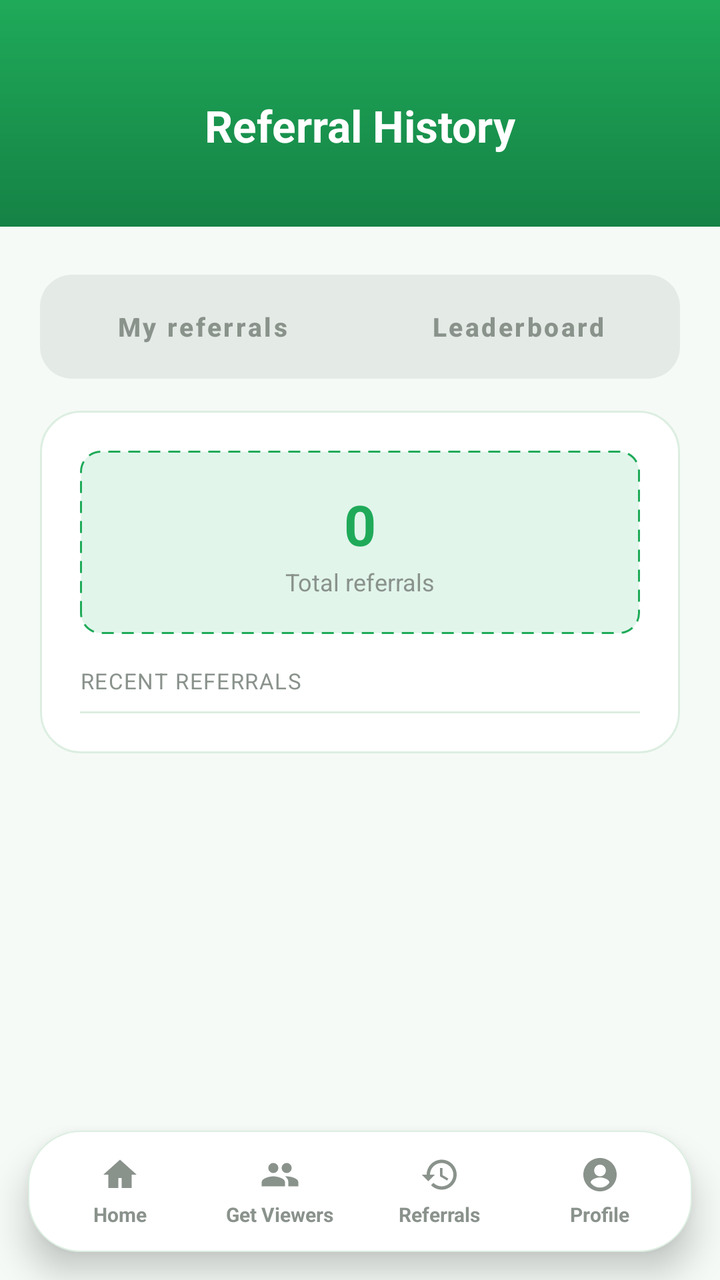
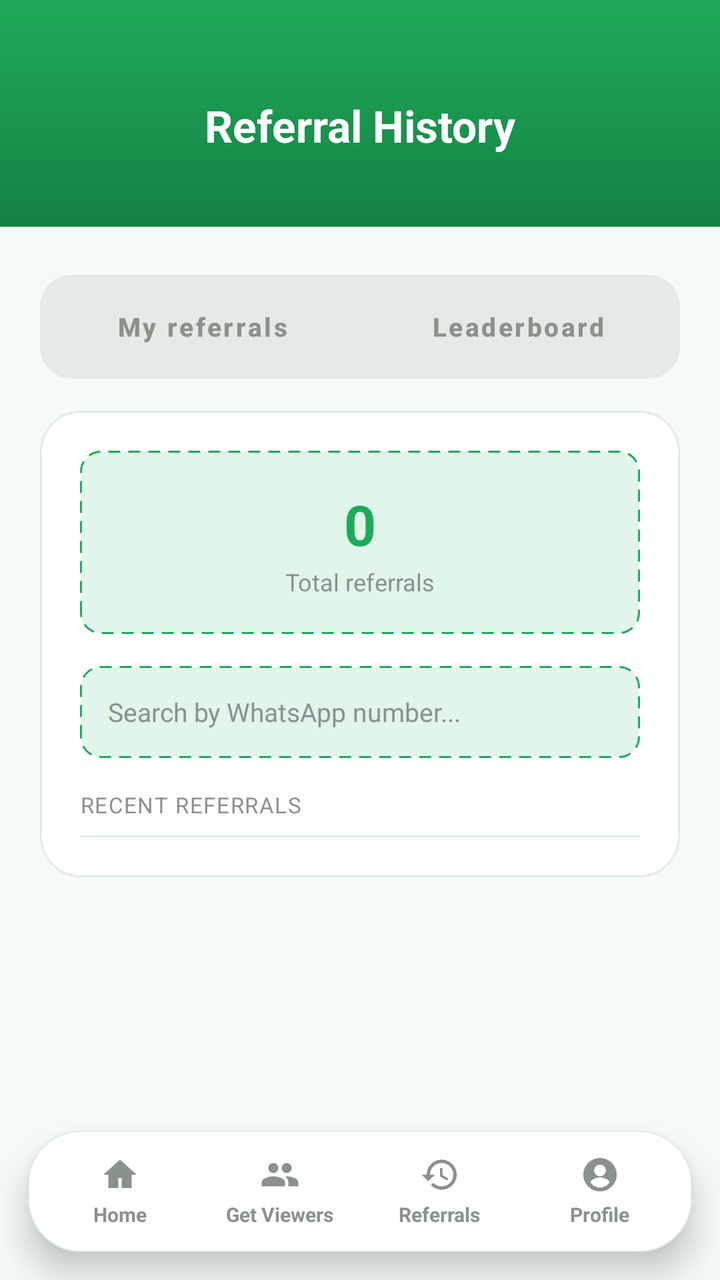

Compare the two renders of this Android layout. The source of the first and the diff that turns it into the second are given below.
<!-- AndroidManifest.xml: application theme Theme.VGKontact -->
<!-- res/layout/activity_history.xml -->
<?xml version="1.0" encoding="utf-8"?>
<FrameLayout xmlns:android="http://schemas.android.com/apk/res/android"
    xmlns:app="http://schemas.android.com/apk/res-auto"
    xmlns:tools="http://schemas.android.com/tools"
    android:layout_width="match_parent"
    android:layout_height="match_parent"
    android:background="@color/stats_card_fill">

<LinearLayout
    android:layout_width="match_parent"
    android:layout_height="match_parent"
    android:orientation="vertical">

    
    <LinearLayout
        android:layout_width="match_parent"
        android:layout_height="wrap_content"
        android:orientation="vertical"
        android:background="@drawable/header_gradient"
        android:paddingTop="48dp"
        android:paddingBottom="36dp"
        android:paddingStart="24dp"
        android:paddingEnd="24dp"
        android:gravity="center">

        <TextView
            android:layout_width="wrap_content"
            android:layout_height="wrap_content"
            android:text="@string/title_history"
            android:textSize="22sp"
            android:textStyle="bold"
            android:textColor="@color/white" />

    </LinearLayout>

    
    <ProgressBar
        android:id="@+id/progressBar"
        android:layout_width="wrap_content"
        android:layout_height="wrap_content"
        android:layout_gravity="center"
        android:layout_marginTop="24dp"
        android:visibility="gone" />

    
    <TextView
        android:id="@+id/emptyText"
        android:layout_width="match_parent"
        android:layout_height="wrap_content"
        android:padding="24dp"
        android:gravity="center"
        android:textColor="@color/vg_dark"
        android:visibility="gone" />

    
    <ScrollView
        android:layout_width="match_parent"
        android:layout_height="0dp"
        android:layout_weight="1"
        android:clipToPadding="false"
        android:paddingBottom="88dp">

        <LinearLayout
            android:layout_width="match_parent"
            android:layout_height="wrap_content"
            android:orientation="vertical"
            android:paddingStart="20dp"
            android:paddingEnd="20dp"
            android:paddingTop="24dp"
            android:paddingBottom="24dp">

            
            <LinearLayout
                android:layout_width="match_parent"
                android:layout_height="wrap_content"
                android:orientation="horizontal"
                android:background="@drawable/tab_track_background"
                android:padding="4dp"
                android:layout_marginBottom="16dp">

                <Button
                    android:id="@+id/tabMyReferralsButton"
                    android:layout_width="0dp"
                    android:layout_height="44dp"
                    android:layout_weight="1"
                    android:text="@string/tab_my_referrals"
                    android:textAllCaps="false"
                    android:textSize="13sp"
                    android:textStyle="bold"
                    android:backgroundTint="@android:color/transparent"
                    android:textColor="@color/text_muted"
                    app:cornerRadius="12dp"
                    app:elevation="0dp"
                    app:rippleColor="@color/vg_green_tint"
                    android:stateListAnimator="@null"
                    android:insetTop="0dp"
                    android:insetBottom="0dp" />

                <Button
                    android:id="@+id/tabLeaderboardButton"
                    android:layout_width="0dp"
                    android:layout_height="44dp"
                    android:layout_weight="1"
                    android:layout_marginStart="4dp"
                    android:text="@string/tab_leaderboard"
                    android:textAllCaps="false"
                    android:textSize="13sp"
                    android:textStyle="bold"
                    android:backgroundTint="@android:color/transparent"
                    android:textColor="@color/text_muted"
                    app:cornerRadius="12dp"
                    app:elevation="0dp"
                    app:rippleColor="@color/vg_green_tint"
                    android:stateListAnimator="@null"
                    android:insetTop="0dp"
                    android:insetBottom="0dp" />

            </LinearLayout>

            
            <LinearLayout
                android:id="@+id/myReferralsPanel"
                android:layout_width="match_parent"
                android:layout_height="wrap_content"
                android:orientation="vertical"
                android:background="@drawable/card_background"
                android:padding="20dp"
                android:visibility="visible">

                
                <LinearLayout
                    android:layout_width="match_parent"
                    android:layout_height="wrap_content"
                    android:orientation="vertical"
                    android:gravity="center"
                    android:background="@drawable/referral_code_background"
                    android:padding="18dp"
                    android:layout_marginBottom="16dp">

                    <TextView
                        android:id="@+id/myReferralsTotalText"
                        android:layout_width="wrap_content"
                        android:layout_height="wrap_content"
                        android:text="0"
                        android:textSize="28sp"
                        android:textStyle="bold"
                        android:textColor="@color/vg_green" />

                    <TextView
                        android:layout_width="wrap_content"
                        android:layout_height="wrap_content"
                        android:text="Total referrals"
                        android:textSize="12sp"
                        android:textColor="@color/text_muted"
                        android:layout_marginTop="2dp" />

                </LinearLayout>

                <TextView
                    android:layout_width="match_parent"
                    android:layout_height="wrap_content"
                    android:text="RECENT REFERRALS"
                    android:textSize="11sp"
                    android:textAllCaps="true"
                    android:letterSpacing="0.05"
                    android:textColor="@color/text_muted"
                    android:paddingBottom="8dp" />

                <View
                    android:layout_width="match_parent"
                    android:layout_height="1dp"
                    android:background="@color/stats_card_border" />

                
                <LinearLayout
                    android:id="@+id/myReferralsListContainer"
                    android:layout_width="match_parent"
                    android:layout_height="wrap_content"
                    android:orientation="vertical" />

                
                <TextView
                    android:id="@+id/myReferralsEmptyText"
                    android:layout_width="match_parent"
                    android:layout_height="wrap_content"
                    android:padding="24dp"
                    android:gravity="center"
                    android:textSize="13sp"
                    android:textColor="@color/text_muted"
                    android:text="No referrals yet."
                    android:visibility="gone" />

                
                <HorizontalScrollView
                    android:id="@+id/myReferralsPagerScroll"
                    android:layout_width="match_parent"
                    android:layout_height="wrap_content"
                    android:layout_marginTop="16dp"
                    android:scrollbars="none"
                    android:visibility="gone">

                    <LinearLayout
                        android:id="@+id/myReferralsPagerContainer"
                        android:layout_width="wrap_content"
                        android:layout_height="wrap_content"
                        android:orientation="horizontal"
                        android:gravity="center" />

                </HorizontalScrollView>

            </LinearLayout>

            
            <LinearLayout
                android:id="@+id/leaderboardPanel"
                android:layout_width="match_parent"
                android:layout_height="wrap_content"
                android:orientation="vertical"
                android:background="@drawable/card_background"
                android:padding="20dp"
                android:layout_marginTop="16dp"
                android:visibility="gone">

                
                <EditText
                    android:id="@+id/historySearchInput"
                    android:layout_width="match_parent"
                    android:layout_height="46dp"
                    android:hint="Search by WhatsApp number..."
                    android:inputType="number"
                    android:paddingStart="14dp"
                    android:paddingEnd="14dp"
                    android:background="@drawable/referral_code_background"
                    android:textSize="13sp"
                    android:textColor="@color/vg_dark"
                    android:textColorHint="@color/text_muted"
                    android:fontFamily="@font/manrope"
                    android:imeOptions="actionDone"
                    android:layout_marginBottom="16dp" />

                
                <LinearLayout
                    android:layout_width="match_parent"
                    android:layout_height="wrap_content"
                    android:orientation="horizontal"
                    android:paddingBottom="8dp">

                    <TextView
                        android:layout_width="0dp"
                        android:layout_height="wrap_content"
                        android:layout_weight="1"
                        android:text="@string/history_column_number"
                        android:textSize="11sp"
                        android:textAllCaps="true"
                        android:letterSpacing="0.05"
                        android:textColor="@color/text_muted" />

                    <TextView
                        android:layout_width="wrap_content"
                        android:layout_height="wrap_content"
                        android:text="@string/history_column_referrals"
                        android:textSize="11sp"
                        android:textAllCaps="true"
                        android:letterSpacing="0.05"
                        android:textColor="@color/text_muted" />

                </LinearLayout>

                <View
                    android:layout_width="match_parent"
                    android:layout_height="1dp"
                    android:background="@color/stats_card_border" />

                
                <LinearLayout
                    android:id="@+id/dayListContainer"
                    android:layout_width="match_parent"
                    android:layout_height="wrap_content"
                    android:orientation="vertical" />

                
                <TextView
                    android:id="@+id/noResultsText"
                    android:layout_width="match_parent"
                    android:layout_height="wrap_content"
                    android:padding="24dp"
                    android:gravity="center"
                    android:textSize="13sp"
                    android:textColor="@color/text_muted"
                    android:visibility="gone" />

                
                <HorizontalScrollView
                    android:id="@+id/historyPagerScroll"
                    android:layout_width="match_parent"
                    android:layout_height="wrap_content"
                    android:layout_marginTop="16dp"
                    android:scrollbars="none"
                    android:visibility="gone">

                    <LinearLayout
                        android:id="@+id/historyPagerContainer"
                        android:layout_width="wrap_content"
                        android:layout_height="wrap_content"
                        android:orientation="horizontal"
                        android:gravity="center" />

                </HorizontalScrollView>

            </LinearLayout>

        </LinearLayout>

    </ScrollView>

</LinearLayout>

    <include layout="@layout/bottom_nav_bar" />

</FrameLayout>
<!-- res/layout/bottom_nav_bar.xml (included above) -->
<?xml version="1.0" encoding="utf-8"?>
<LinearLayout xmlns:android="http://schemas.android.com/apk/res/android"
    xmlns:app="http://schemas.android.com/apk/res-auto"
    android:id="@+id/bottomNavBar"
    android:layout_width="match_parent"
    android:layout_height="wrap_content"
    android:layout_gravity="bottom"
    android:layout_marginStart="14dp"
    android:layout_marginEnd="14dp"
    android:layout_marginBottom="14dp"
    android:orientation="horizontal"
    android:background="@drawable/floating_nav_background"
    android:elevation="10dp"
    android:paddingTop="6dp"
    android:paddingBottom="6dp"
    android:paddingStart="6dp"
    android:paddingEnd="6dp">

    <LinearLayout
        android:id="@+id/navHomeTab"
        android:layout_width="0dp"
        android:layout_height="wrap_content"
        android:layout_weight="1"
        android:orientation="vertical"
        android:gravity="center"
        android:clickable="true"
        android:focusable="true"
        android:background="?android:attr/selectableItemBackgroundBorderless"
        android:paddingTop="6dp"
        android:paddingBottom="6dp">

        <ImageView
            android:id="@+id/navHomeIcon"
            android:layout_width="20dp"
            android:layout_height="20dp"
            android:src="@drawable/ic_home"
            app:tint="@color/text_muted" />

        <TextView
            android:id="@+id/navHomeLabel"
            android:layout_width="wrap_content"
            android:layout_height="wrap_content"
            android:layout_marginTop="3dp"
            android:text="@string/nav_home"
            android:textSize="10sp"
            android:textStyle="bold"
            android:textColor="@color/text_muted" />

    </LinearLayout>

    <LinearLayout
        android:id="@+id/navUpgradeTab"
        android:layout_width="0dp"
        android:layout_height="wrap_content"
        android:layout_weight="1"
        android:orientation="vertical"
        android:gravity="center"
        android:clickable="true"
        android:focusable="true"
        android:background="?android:attr/selectableItemBackgroundBorderless"
        android:paddingTop="6dp"
        android:paddingBottom="6dp">

        <ImageView
            android:id="@+id/navUpgradeIcon"
            android:layout_width="20dp"
            android:layout_height="20dp"
            android:src="@drawable/ic_contacts"
            app:tint="@color/text_muted" />

        <TextView
            android:id="@+id/navUpgradeLabel"
            android:layout_width="wrap_content"
            android:layout_height="wrap_content"
            android:layout_marginTop="3dp"
            android:text="@string/nav_upgrade"
            android:textSize="10sp"
            android:textStyle="bold"
            android:textColor="@color/text_muted" />

    </LinearLayout>

    <LinearLayout
        android:id="@+id/navHistoryTab"
        android:layout_width="0dp"
        android:layout_height="wrap_content"
        android:layout_weight="1"
        android:orientation="vertical"
        android:gravity="center"
        android:clickable="true"
        android:focusable="true"
        android:background="?android:attr/selectableItemBackgroundBorderless"
        android:paddingTop="6dp"
        android:paddingBottom="6dp">

        <ImageView
            android:id="@+id/navHistoryIcon"
            android:layout_width="20dp"
            android:layout_height="20dp"
            android:src="@drawable/ic_history"
            app:tint="@color/text_muted" />

        <TextView
            android:id="@+id/navHistoryLabel"
            android:layout_width="wrap_content"
            android:layout_height="wrap_content"
            android:layout_marginTop="3dp"
            android:text="@string/nav_history"
            android:textSize="10sp"
            android:textStyle="bold"
            android:textColor="@color/text_muted" />

    </LinearLayout>

    <LinearLayout
        android:id="@+id/navProfileTab"
        android:layout_width="0dp"
        android:layout_height="wrap_content"
        android:layout_weight="1"
        android:orientation="vertical"
        android:gravity="center"
        android:clickable="true"
        android:focusable="true"
        android:background="?android:attr/selectableItemBackgroundBorderless"
        android:paddingTop="6dp"
        android:paddingBottom="6dp">

        <ImageView
            android:id="@+id/navProfileIcon"
            android:layout_width="20dp"
            android:layout_height="20dp"
            android:src="@drawable/ic_profile"
            app:tint="@color/text_muted" />

        <TextView
            android:id="@+id/navProfileLabel"
            android:layout_width="wrap_content"
            android:layout_height="wrap_content"
            android:layout_marginTop="3dp"
            android:text="@string/nav_profile"
            android:textSize="10sp"
            android:textStyle="bold"
            android:textColor="@color/text_muted" />

    </LinearLayout>

</LinearLayout>
<!-- resources referenced by this layout -->
<resources>
  <color name="stats_card_border">#DCEEE1</color>
  <color name="stats_card_fill">#F5FAF6</color>
  <color name="text_muted">#8A928C</color>
  <color name="vg_dark">#111B21</color>
  <color name="vg_green">#1FAA59</color>
  <color name="vg_green_tint">#E1F5EB</color>
  <color name="white">#FFFFFF</color>
  <!-- drawable card_background (drawable) -->
  <?xml version="1.0" encoding="utf-8"?>
  <shape xmlns:android="http://schemas.android.com/apk/res/android"
      android:shape="rectangle">
      <solid android:color="@color/white" />
      <corners android:radius="20dp" />
      <stroke android:width="1dp" android:color="@color/stats_card_border" />
  </shape>
  <!-- drawable floating_nav_background (drawable) -->
  <?xml version="1.0" encoding="utf-8"?>
  <shape xmlns:android="http://schemas.android.com/apk/res/android"
      android:shape="rectangle">
      <solid android:color="@color/white" />
      <corners android:radius="26dp" />
      <stroke
          android:width="0.5dp"
          android:color="@color/stats_card_border" />
  </shape>
  <!-- drawable header_gradient (drawable) -->
  <?xml version="1.0" encoding="utf-8"?>
  <shape xmlns:android="http://schemas.android.com/apk/res/android"
      android:shape="rectangle">
      <gradient
          android:angle="270"
          android:startColor="@color/vg_green"
          android:endColor="@color/vg_green_dark" />
  </shape>
  <!-- drawable ic_home (drawable) -->
  <vector xmlns:android="http://schemas.android.com/apk/res/android"
      android:width="24dp"
      android:height="24dp"
      android:viewportWidth="24"
      android:viewportHeight="24">
      <path
          android:fillColor="#FF000000"
          android:pathData="M12,3L2,12h3v8h6v-6h2v6h6v-8h3L12,3z"/>
  </vector>
  <!-- drawable referral_code_background (drawable) -->
  <?xml version="1.0" encoding="utf-8"?>
  <shape xmlns:android="http://schemas.android.com/apk/res/android"
      android:shape="rectangle">
      <solid android:color="@color/vg_green_tint" />
      <corners android:radius="10dp" />
      <stroke
          android:width="1dp"
          android:color="@color/vg_green"
          android:dashWidth="6dp"
          android:dashGap="4dp" />
  </shape>
  <!-- drawable tab_track_background (drawable) -->
  <?xml version="1.0" encoding="utf-8"?>
  <shape xmlns:android="http://schemas.android.com/apk/res/android"
      android:shape="rectangle">
  
      <solid android:color="@color/tab_track_fill" />
  
      <corners android:radius="16dp" />
  
  </shape>
  <string name="history_column_number">Number</string>
  <string name="history_column_referrals">Referrals</string>
  <string name="nav_history">Referrals</string>
  <string name="nav_home">Home</string>
  <string name="nav_profile">Profile</string>
  <string name="nav_upgrade">Get Viewers</string>
  <string name="tab_leaderboard">Leaderboard</string>
  <string name="tab_my_referrals">My referrals</string>
  <string name="title_history">Referral History</string>
  <style name="Theme.VGKontact" parent="Theme.MaterialComponents.DayNight.NoActionBar">
          
          <item name="colorPrimary">#25D366</item>
          <item name="colorPrimaryVariant">#128C7E</item>
          <item name="colorOnPrimary">#FFFFFF</item>
  
          
          <item name="android:windowBackground">#FFFFFF</item>
          <item name="android:textColorPrimary">#000000</item>
          <item name="android:textColorSecondary">#555555</item>
  
          
          <item name="android:forceDarkAllowed">false</item>
  
          
      </style>
  <color name="vg_green_dark">#158245</color>
  <color name="tab_track_fill">#E4EAE5</color>
  <!-- unchanged entries left out for length: 3 -->
</resources>

<!-- the commit's change to res/layout/activity_history.xml (unified diff, before → after) -->
@@ -156,6 +156,23 @@
 
                 </LinearLayout>
 
+                
+                <EditText
+                    android:id="@+id/myReferralsSearchInput"
+                    android:layout_width="match_parent"
+                    android:layout_height="46dp"
+                    android:hint="Search by WhatsApp number..."
+                    android:inputType="number"
+                    android:paddingStart="14dp"
+                    android:paddingEnd="14dp"
+                    android:background="@drawable/referral_code_background"
+                    android:textSize="13sp"
+                    android:textColor="@color/vg_dark"
+                    android:textColorHint="@color/text_muted"
+                    android:fontFamily="@font/manrope"
+                    android:imeOptions="actionDone"
+                    android:layout_marginBottom="16dp" />
+
                 <TextView
                     android:layout_width="match_parent"
                     android:layout_height="wrap_content"
@@ -188,6 +205,17 @@
                     android:textSize="13sp"
                     android:textColor="@color/text_muted"
                     android:text="No referrals yet."
+                    android:visibility="gone" />
+
+                
+                <TextView
+                    android:id="@+id/myReferralsNoResultsText"
+                    android:layout_width="match_parent"
+                    android:layout_height="wrap_content"
+                    android:padding="24dp"
+                    android:gravity="center"
+                    android:textSize="13sp"
+                    android:textColor="@color/text_muted"
                     android:visibility="gone" />
 
                 
